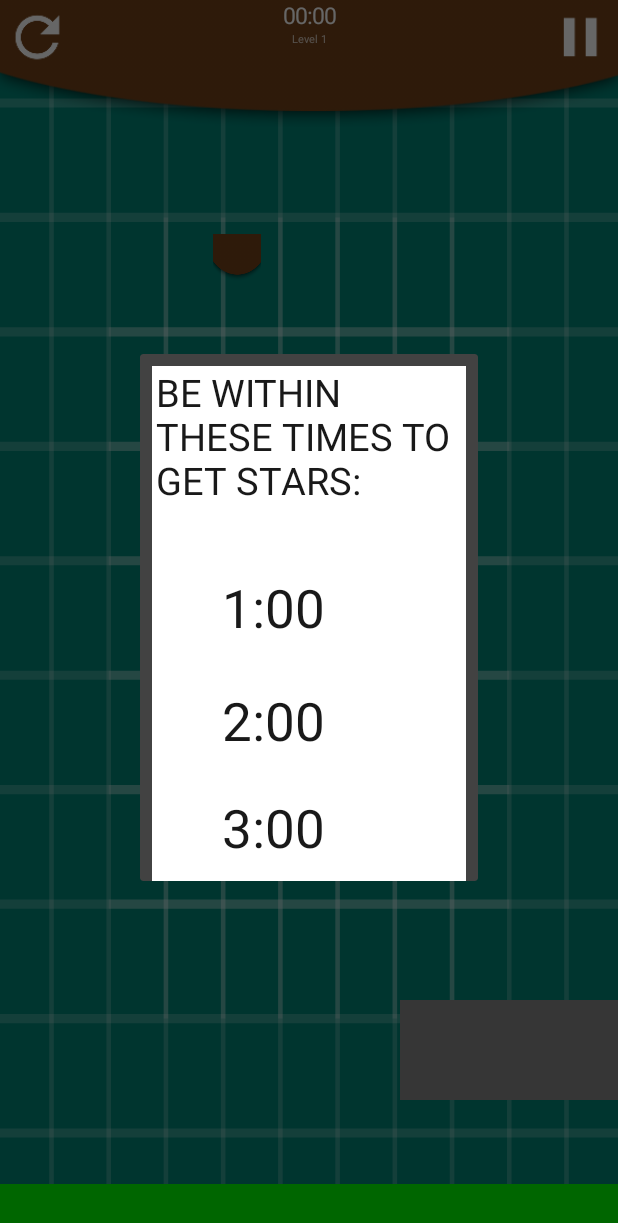
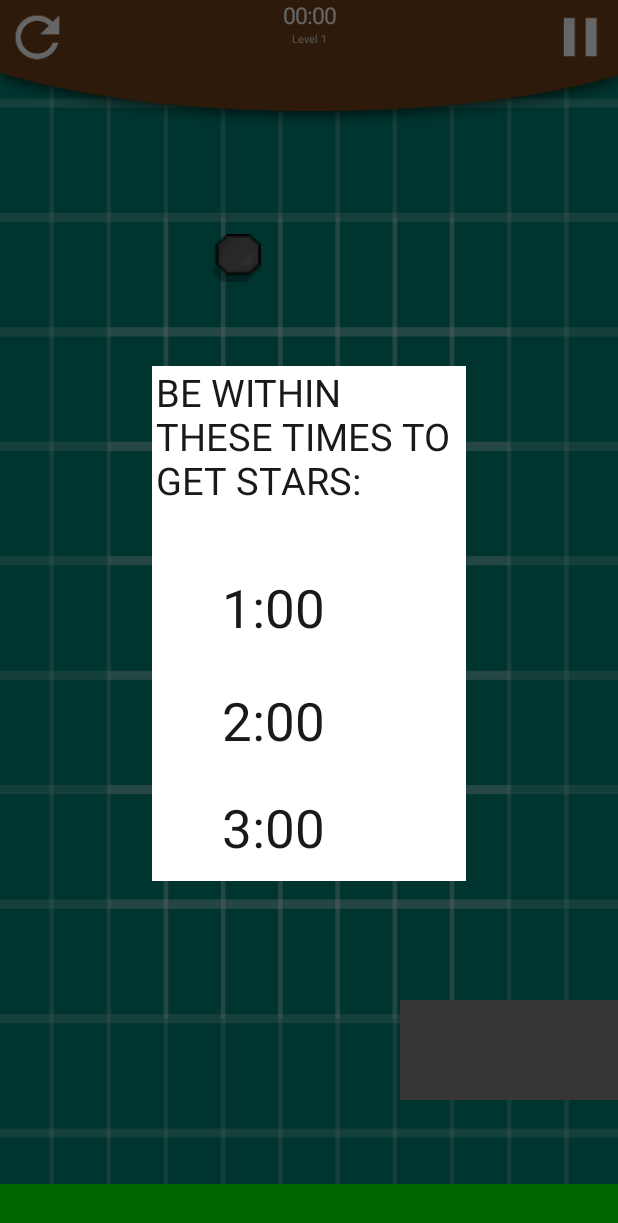
Before and after one commit to jona523c/YoBallin, an Android app: the LevelsActivity screen opened directly, with no data from a screen before it, after a tap on "TEMP LEVEL", on a phone screen of 412 x 824 dp. Shown: the top 1223 px of the screen. Run offline under Robolectric (Android 15) with nearby library versions, the phone set to English and light mode, and no system bars.

Commit message:
Removed outline on dialogs. Added ball.png and finishline.png

```diff
--- a/app/src/main/java/standard/ballin/DefeatDialog.java
+++ b/app/src/main/java/standard/ballin/DefeatDialog.java
@@ -14,6 +14,7 @@ public class DefeatDialog {
     public void showDialog(final Activity activity){
         final Dialog dialog = new Dialog(activity);
         dialog.requestWindowFeature(Window.FEATURE_NO_TITLE);
+        dialog.getWindow().setBackgroundDrawableResource(android.R.color.transparent);
         dialog.setCancelable(false);
         dialog.setContentView(R.layout.defeat_dialog);
 
--- a/app/src/main/java/standard/ballin/FinishDialog.java
+++ b/app/src/main/java/standard/ballin/FinishDialog.java
@@ -18,6 +18,7 @@ public class FinishDialog {
     public void showDialog(final Activity activity, Bundle bundle){
         final Dialog dialog = new Dialog(activity);
         dialog.requestWindowFeature(Window.FEATURE_NO_TITLE);
+        dialog.getWindow().setBackgroundDrawableResource(android.R.color.transparent);
         dialog.setCancelable(false);
         dialog.setContentView(R.layout.finish_dialog);
 
--- a/app/src/main/java/standard/ballin/Game.java
+++ b/app/src/main/java/standard/ballin/Game.java
@@ -73,7 +73,7 @@ public class Game extends ConstraintLayout implements SensorEventListener {
         scaleWidthFromDpi = widthDpi / 0.02f;
         ballWidth =  (int) (ballDiameter * scaleWidthFromDpi);
         ballHeight = (int) (ballDiameter * scaleHeightFromDpi);
-        ball.setBackgroundResource(R.drawable.header);
+        ball.setBackgroundResource(R.drawable.ball);
         ball.setLayerType(LAYER_TYPE_HARDWARE, null);
         addView(ball, new ViewGroup.LayoutParams(ballWidth, ballHeight));
 
--- a/app/src/main/java/standard/ballin/GameDialog.java
+++ b/app/src/main/java/standard/ballin/GameDialog.java
@@ -25,6 +25,7 @@ public class GameDialog {
     public void showDialog(final Activity activity){
         final Dialog dialog = new Dialog(activity);
         dialog.requestWindowFeature(Window.FEATURE_NO_TITLE);
+        dialog.getWindow().setBackgroundDrawableResource(android.R.color.transparent);
         dialog.setContentView(R.layout.game_dialog);
 
         TextView oneStarText = (TextView) dialog.findViewById(R.id.oneStar);
--- a/app/src/main/java/standard/ballin/PauseDialog.java
+++ b/app/src/main/java/standard/ballin/PauseDialog.java
@@ -20,6 +20,7 @@ public class PauseDialog {
     public void showDialog(final Activity activity){
         final Dialog dialog = new Dialog(activity);
         dialog.requestWindowFeature(Window.FEATURE_NO_TITLE);
+        dialog.getWindow().setBackgroundDrawableResource(android.R.color.transparent);
         dialog.setCancelable(false);
         dialog.setContentView(R.layout.pause_dialog);
 
--- a/app/src/main/java/standard/ballin/RestartDialog.java
+++ b/app/src/main/java/standard/ballin/RestartDialog.java
@@ -21,6 +21,7 @@ public class RestartDialog {
     public void showDialog(final Activity activity, final Dialog oldDialog) {
         final Dialog dialog = new Dialog(activity);
         dialog.requestWindowFeature(Window.FEATURE_NO_TITLE);
+        dialog.getWindow().setBackgroundDrawableResource(android.R.color.transparent);
         dialog.setCancelable(false);
         dialog.setContentView(R.layout.restart_dialog);
 
--- a/app/src/main/res/layout/pause_dialog.xml
+++ b/app/src/main/res/layout/pause_dialog.xml
@@ -9,7 +9,7 @@
     <ImageView
         android:id="@+id/a"
         android:layout_width="218dp"
-        android:layout_height="329dp"
+        android:layout_height="342dp"
         android:layout_marginStart="8dp"
         android:layout_marginTop="8dp"
         android:layout_marginEnd="8dp"
@@ -18,8 +18,7 @@
         android:scaleType="fitCenter"
         app:layout_constraintEnd_toEndOf="parent"
         app:layout_constraintStart_toStartOf="parent"
-        app:layout_constraintTop_toTopOf="parent"
-        />
+        app:layout_constraintTop_toTopOf="parent" />
 
     <TextView
         android:id="@+id/textView4"
--- a/app/src/main/res/values/colors.xml
+++ b/app/src/main/res/values/colors.xml
@@ -2,11 +2,14 @@
 <resources>
     <color name="dark_brown">#5a3417</color>
     <color name="light_brown">#73421c</color>
-    <color name="sand">#dfc27d</color>
+    <color name="sand">#c4a55d</color>
     <color name="white">#ffffff</color>
     <color name="black">#000000</color>
     <color name="dark_grey">#191919</color>
-    <color name="green">#67D476</color>
-    <color name="red">#F2A2A2</color>
+    <color name="green">#99CC99</color>
+    <color name="red">#FF9999</color>
+    <color name="dark_red">#990030</color>
     <color name="gold">#E5E162</color>
+    <color name="secondary_text_material_light">#00000000</color>
+    <color name="text_color_secondary">#8cffffff</color>
 </resources>
--- a/app/src/main/res/values/styles.xml
+++ b/app/src/main/res/values/styles.xml
@@ -4,6 +4,9 @@
         <item name="android:colorBackground">@color/sand</item>
         <item name="android:navigationBarColor">@color/light_brown</item>
         <item name="android:statusBarColor">@color/light_brown</item>
+        <item name="colorAccent">@color/dark_red</item>
+        <item name="android:textColorSecondaryInverse">@color/secondary_text_material_light</item>
+        <item name="android:textColorSecondary">@color/text_color_secondary</item>
     </style>
     <style name="settings_text">
         <item name="android:textSize">@dimen/font_normal</item>
```
Also changed, not shown: app/src/main/res/drawable/ball.png (added), app/src/main/res/drawable/finishline.png (added).
